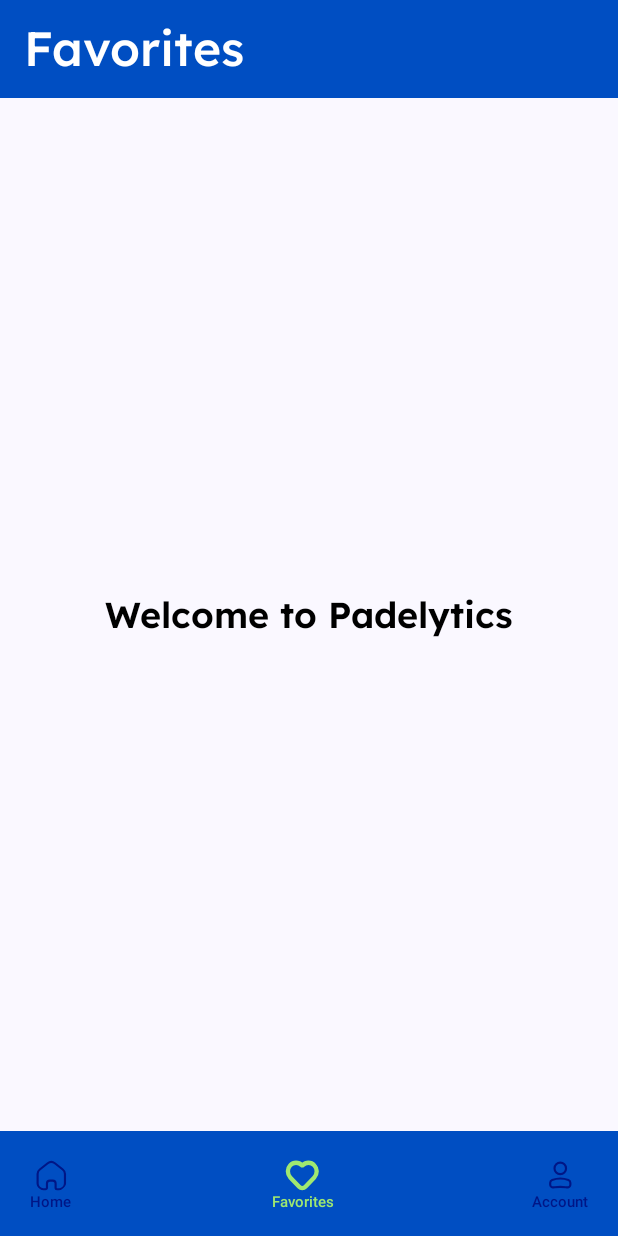
After one commit to MoAwadeen/Padelytics-Android-App, an Android app built with Jetpack Compose: the FavoriteScreen screen opened through its navigation route, on a phone screen of 412 x 824 dp. The commit adds this screen. Run offline under Robolectric (Android 15) with nearby library versions, the phone set to English and light mode, and no system bars.

Commit message:
AppToolBar BottomNavigationBar

```diff
--- a/app/src/main/java/grad/project/padelytics/appComponents/AppComponents.kt
+++ b/app/src/main/java/grad/project/padelytics/appComponents/AppComponents.kt
@@ -1,35 +1,68 @@
 package grad.project.padelytics.appComponents
 
+import androidx.collection.emptyLongSet
+import androidx.compose.animation.AnimatedVisibility
+import androidx.compose.animation.slideInVertically
+import androidx.compose.animation.slideOutVertically
 import androidx.compose.foundation.BorderStroke
 import androidx.compose.foundation.Image
 import androidx.compose.foundation.layout.Arrangement
+import androidx.compose.foundation.layout.Box
+import androidx.compose.foundation.layout.Column
 import androidx.compose.foundation.layout.PaddingValues
 import androidx.compose.foundation.layout.Row
 import androidx.compose.foundation.layout.Spacer
+import androidx.compose.foundation.layout.fillMaxSize
 import androidx.compose.foundation.layout.fillMaxWidth
 import androidx.compose.foundation.layout.height
 import androidx.compose.foundation.layout.padding
 import androidx.compose.foundation.layout.size
 import androidx.compose.foundation.layout.width
 import androidx.compose.foundation.shape.RoundedCornerShape
+import androidx.compose.material.icons.Icons
+import androidx.compose.material.icons.filled.FavoriteBorder
+import androidx.compose.material.icons.filled.Home
+import androidx.compose.material.icons.filled.PermIdentity
 import androidx.compose.material3.Button
 import androidx.compose.material3.ButtonDefaults
+import androidx.compose.material3.ExperimentalMaterial3Api
+import androidx.compose.material3.Icon
+import androidx.compose.material3.IconButton
 import androidx.compose.material3.Text
+import androidx.compose.material3.TopAppBar
+import androidx.compose.material3.TopAppBarDefaults
 import androidx.compose.runtime.Composable
+import androidx.compose.runtime.remember
 import androidx.compose.ui.Alignment
 import androidx.compose.ui.Modifier
+import androidx.compose.ui.geometry.Offset
 import androidx.compose.ui.graphics.Color
 import androidx.compose.ui.graphics.Color.Companion.White
+import androidx.compose.ui.input.nestedscroll.NestedScrollConnection
+import androidx.compose.ui.input.nestedscroll.NestedScrollSource
+import androidx.compose.ui.input.nestedscroll.nestedScroll
 import androidx.compose.ui.res.painterResource
+import androidx.compose.ui.text.TextStyle
+import androidx.compose.ui.text.font.FontStyle
 import androidx.compose.ui.text.font.FontWeight
+import androidx.compose.ui.text.style.TextAlign
 import androidx.compose.ui.tooling.preview.Preview
 import androidx.compose.ui.unit.dp
 import androidx.compose.ui.unit.sp
+import androidx.navigation.NavController
+import androidx.navigation.NavHostController
+import androidx.navigation.compose.rememberNavController
 import grad.project.padelytics.ui.theme.Blue
 import grad.project.padelytics.ui.theme.BlueDark
 import grad.project.padelytics.ui.theme.lexendFontFamily
 import grad.project.padelytics.R
+import grad.project.padelytics.navigation.Routes
+import grad.project.padelytics.ui.theme.GreenLight
 import grad.project.padelytics.ui.theme.WhiteGray
+import androidx.compose.runtime.getValue
+import androidx.compose.runtime.mutableFloatStateOf
+import androidx.compose.runtime.mutableStateOf
+import androidx.compose.runtime.setValue
 
 @Composable
 fun MidWhiteHeadline(text: String,size: Int,){
@@ -45,3 +78,162 @@
 fun MidWhiteHeadlinePreview(){
     MidWhiteHeadline("Hello", 30)
 }
+
+@OptIn(ExperimentalMaterial3Api::class)
+@Composable
+fun AppToolbar(toolbarTitle: String) {
+    TopAppBar(
+        modifier = Modifier.fillMaxWidth().height(65.dp),
+        colors = TopAppBarDefaults.topAppBarColors(
+            containerColor = Blue,
+            titleContentColor = White,
+        ),
+        title = {
+            Text(
+                text = toolbarTitle,
+                modifier = Modifier.fillMaxWidth(),
+                style = TextStyle(
+                    fontSize = 32.sp,
+                    fontFamily = lexendFontFamily,
+                    fontWeight = FontWeight.Medium,
+                    color = White)
+            )
+        }
+    )
+}
+
+@Preview
+@Composable
+fun AppToolbarPreview(){
+    AppToolbar(toolbarTitle = "Home")
+}
+
+@Composable
+fun BottomAppBar(navController: NavController, currentRoute: String?) {
+    androidx.compose.material3.BottomAppBar(
+        modifier = Modifier.fillMaxWidth().height(70.dp),
+        containerColor = Blue,
+        contentColor = White,
+        tonalElevation = 16.dp,
+        contentPadding = PaddingValues(horizontal = 16.dp, vertical = 8.dp),
+        actions = {
+            Row(
+                modifier = Modifier.fillMaxSize().align(Alignment.Top).padding(4.dp),
+                horizontalArrangement = Arrangement.SpaceBetween,
+                verticalAlignment = Alignment.CenterVertically
+
+            ) {
+                Column(
+                    verticalArrangement = Arrangement.Top,
+                    horizontalAlignment = Alignment.CenterHorizontally,
+                ) {
+                    IconButton(
+                        modifier = Modifier.size(24.dp),
+                        onClick = { navController.navigate(Routes.HOME) }) {
+                        val icon = if (currentRoute == Routes.HOME) {
+                            painterResource(id = R.drawable.home_selected)
+                        } else {
+                            painterResource(id = R.drawable.home)
+                        }
+                        Image(
+                            painter = icon,
+                            contentDescription = "Home",
+                            modifier = Modifier.size(24.dp)
+                        )
+                    }
+                    val textColor = if (currentRoute == Routes.HOME){
+                        GreenLight
+                    }
+                    else{
+                        BlueDark
+                    }
+                    Text(
+                        text = "Home",
+                        style = TextStyle(
+                            fontSize = 10.sp,
+                            fontWeight = FontWeight.SemiBold,
+                            color = textColor
+                        ),
+                        textAlign = TextAlign.Center
+                    )
+                }
+                Column(
+                    verticalArrangement = Arrangement.Top,
+                    horizontalAlignment = Alignment.CenterHorizontally
+                ) {
+                    IconButton(
+                        modifier = Modifier.size(24.dp),
+                        onClick = { navController.navigate(Routes.FAVORITE) }) {
+                        val icon = if (currentRoute == Routes.FAVORITE) {
+                            painterResource(id = R.drawable.fav_selected)
+                        } else {
+                            painterResource(id = R.drawable.fav)
+                        }
+                        Image(
+                            painter = icon,
+                            contentDescription = "Favorite",
+                            modifier = Modifier.size(24.dp)
+                        )
+                    }
+                    val textColor = if (currentRoute == Routes.FAVORITE){
+                        GreenLight
+                    }
+                    else{
+                        BlueDark
+                    }
+                    Text(
+                        text = "Favorites",
+                        style = TextStyle(
+                            fontSize = 10.sp,
+                            fontWeight = FontWeight.SemiBold,
+                            color = textColor
+                        ),
+                        textAlign = TextAlign.Center
+                    )
+                }
+                Column(
+                    verticalArrangement = Arrangement.Top,
+                    horizontalAlignment = Alignment.CenterHorizontally
+                ) {
+                    IconButton(
+                        modifier = Modifier.size(24.dp),
+                        onClick = { navController.navigate(Routes.PROFILE) }) {
+                        val icon = if (currentRoute == Routes.PROFILE) {
+                            painterResource(id = R.drawable.user_selected)
+                        } else {
+                            painterResource(id = R.drawable.user)
+                        }
+                        Image(
+                            painter = icon,
+                            contentDescription = "Profile",
+                            modifier = Modifier.size(24.dp)
+                        )
+                    }
+                    val textColor = if (currentRoute == Routes.PROFILE){
+                        GreenLight
+                    }
+                    else{
+                        BlueDark
+                    }
+                    Text(
+                        text = "Account",
+                        style = TextStyle(
+                            fontSize = 10.sp,
+                            fontWeight = FontWeight.SemiBold,
+                            color = textColor
+                        ),
+                        textAlign = TextAlign.Center
+                    )
+                }
+            }
+        }
+    )
+}
+
+@Preview
+@Composable
+fun BottomAppBarPreview() {
+    val navController = rememberNavController()
+    val currentRoute = Routes.HOME
+    BottomAppBar(navController = navController, currentRoute = currentRoute)
+}
--- /dev/null
+++ b/app/src/main/java/grad/project/padelytics/features/favorite/ui/FavoriteScreen.kt
@@ -0,0 +1,90 @@
+package grad.project.padelytics.features.favorite.ui
+
+import androidx.compose.foundation.Image
+import androidx.compose.foundation.background
+import androidx.compose.foundation.layout.Arrangement
+import androidx.compose.foundation.layout.Box
+import androidx.compose.foundation.layout.Column
+import androidx.compose.foundation.layout.Row
+import androidx.compose.foundation.layout.Spacer
+import androidx.compose.foundation.layout.fillMaxHeight
+import androidx.compose.foundation.layout.fillMaxSize
+import androidx.compose.foundation.layout.fillMaxWidth
+import androidx.compose.foundation.layout.height
+import androidx.compose.foundation.layout.padding
+import androidx.compose.foundation.layout.width
+import androidx.compose.foundation.layout.windowInsetsEndWidth
+import androidx.compose.material3.Scaffold
+import androidx.compose.material3.Text
+import androidx.compose.runtime.Composable
+import androidx.compose.runtime.LaunchedEffect
+import androidx.compose.runtime.getValue
+import androidx.compose.runtime.mutableStateOf
+import androidx.compose.runtime.remember
+import androidx.compose.runtime.setValue
+import androidx.compose.ui.Alignment
+import androidx.compose.ui.Modifier
+import androidx.compose.ui.graphics.Color
+import androidx.compose.ui.graphics.RectangleShape
+import androidx.compose.ui.platform.LocalContext
+import androidx.compose.ui.res.painterResource
+import androidx.compose.ui.text.TextStyle
+import androidx.compose.ui.text.font.FontWeight
+import androidx.compose.ui.tooling.preview.Preview
+import androidx.compose.ui.unit.dp
+import androidx.compose.ui.unit.sp
+import androidx.navigation.NavHostController
+import androidx.navigation.compose.currentBackStackEntryAsState
+import com.google.firebase.annotations.concurrent.Background
+import grad.project.padelytics.R
+import grad.project.padelytics.appComponents.AppToolbar
+import grad.project.padelytics.appComponents.BottomAppBar
+import grad.project.padelytics.appComponents.MidWhiteHeadline
+import grad.project.padelytics.features.auth.components.GoogleSignInButton
+import grad.project.padelytics.features.auth.components.OutlinedTextFieldConfirmPassword
+import grad.project.padelytics.features.auth.components.OutlinedTextFieldName
+import grad.project.padelytics.features.auth.components.OutlinedTextFieldPasswordSignUp
+import grad.project.padelytics.features.auth.components.SmallBlueButton
+import grad.project.padelytics.features.auth.components.SmallGreenButton
+import grad.project.padelytics.features.auth.components.WideBlueButton
+import grad.project.padelytics.features.auth.components.WideGreenButton
+import grad.project.padelytics.features.home.components.HomeAppToolbar
+import grad.project.padelytics.ui.theme.Blue
+import grad.project.padelytics.ui.theme.WhiteGray
+import grad.project.padelytics.ui.theme.lexendFontFamily
+
+@Composable
+fun FavoriteScreen(modifier: Modifier = Modifier,navController: NavHostController) {
+    val navBackStackEntry by navController.currentBackStackEntryAsState()
+    val currentRoute = navBackStackEntry?.destination?.route
+
+    Scaffold(
+        topBar = {
+            AppToolbar(toolbarTitle = "Favorites") },
+        bottomBar = {
+            BottomAppBar(navController, currentRoute) }
+    ) { innerPadding ->
+        Box(
+            modifier = Modifier
+                .fillMaxSize()
+                .padding(innerPadding),
+            contentAlignment = Alignment.Center
+        ) {
+            Text(
+                text = "Welcome to Padelytics",
+                style = TextStyle(
+                    fontSize = 24.sp,
+                    fontFamily = lexendFontFamily,
+                    fontWeight = FontWeight.SemiBold,
+                    color = Color.Black
+                )
+            )
+        }
+    }
+}
+
+@Preview
+@Composable
+fun FavoriteScreenPreview() {
+    FavoriteScreen(navController = NavHostController(LocalContext.current))
+}
--- a/app/src/main/java/grad/project/padelytics/navigation/AppNavigation.kt
+++ b/app/src/main/java/grad/project/padelytics/navigation/AppNavigation.kt
@@ -10,31 +10,35 @@
 import grad.project.padelytics.features.auth.ui.SignUpScreen
 import grad.project.padelytics.features.auth.ui.SignUpSecondScreen
 import grad.project.padelytics.features.auth.viewModel.AuthViewModel
+import grad.project.padelytics.features.favorite.ui.FavoriteScreen
 import grad.project.padelytics.features.home.ui.HomeScreen
+import grad.project.padelytics.features.profile.ui.ProfileScreen
 
 @Composable
 fun AppNavigation(modifier: Modifier = Modifier) {
     val navController = rememberNavController()
 
     NavHost(navController = navController, startDestination = "auth") {
-        composable("auth") {
+        composable(Routes.AUTH) {
             AuthScreen(modifier,navController)
         }
-        composable("login") {
+        composable(Routes.LOGIN) {
             LoginScreen(modifier,navController)
         }
-        composable("signup") {
+        composable(Routes.SIGNUP) {
             SignUpScreen(modifier,navController,AuthViewModel())
         }
-        composable("signupSecond") {
+        composable(Routes.SECOND_SIGNUP) {
             SignUpSecondScreen(modifier,navController,AuthViewModel())
         }
-        composable("home") {
+        composable(Routes.HOME) {
             HomeScreen(modifier,navController)
         }
-
-
-
-
+        composable(Routes.FAVORITE) {
+            FavoriteScreen(modifier,navController)
+        }
+        composable(Routes.PROFILE) {
+            ProfileScreen(modifier,navController)
+        }
     }
 }
--- a/gradle/libs.versions.toml
+++ b/gradle/libs.versions.toml
@@ -9,6 +9,7 @@
 lifecycleRuntimeKtx = "2.8.7"
 activityCompose = "1.10.1"
 composeBom = "2024.09.00"
+navigationCompose = "2.8.9"
 
 [libraries]
 androidx-core-ktx = { group = "androidx.core", name = "core-ktx", version.ref = "coreKtx" }
@@ -29,6 +30,7 @@
 androidx-ui-test-manifest = { group = "androidx.compose.ui", name = "ui-test-manifest" }
 androidx-ui-test-junit4 = { group = "androidx.compose.ui", name = "ui-test-junit4" }
 androidx-material3 = { group = "androidx.compose.material3", name = "material3" }
+androidx-navigation-compose = { group = "androidx.navigation", name = "navigation-compose", version.ref = "navigationCompose" }
 
 [plugins]
 android-application = { id = "com.android.application", version.ref = "agp" }
```
Also changed, not shown: app/src/main/java/grad/project/padelytics/features/home/components/homeComponents.kt (added, +70 -0 lines), app/src/main/java/grad/project/padelytics/features/home/ui/HomeScreen.kt (+97 -35 lines), app/src/main/java/grad/project/padelytics/features/home/viewModel/HomeViewModel.kt (added, +35 -0 lines), app/src/main/java/grad/project/padelytics/features/profile/ui/ProfileScreen.kt (added, +88 -0 lines), app/src/main/java/grad/project/padelytics/navigation/Routes.kt (added, +11 -0 lines), app/src/main/res/drawable/padelytics_2.xml (added, +12 -0 lines).
